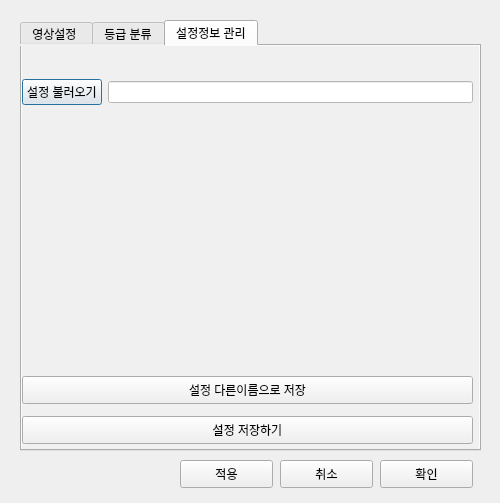
Qt form setting_dialog.ui (yi1397/Image-processing-eel-sorter) before a commit.
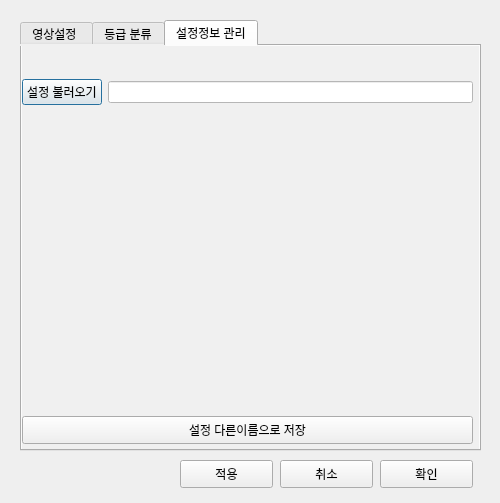
The same form after that commit. The open tabs and pages were chosen to show the change.

Commit message: 설정파일 저장기능

```diff
--- a/setting_dialog.ui
+++ b/setting_dialog.ui
@@ -272,24 +272,11 @@
       </item>
      </layout>
     </widget>
-    <widget class="QPushButton" name="pushButton_2">
-     <property name="geometry">
-      <rect>
-       <x>0</x>
-       <y>370</y>
-       <width>451</width>
-       <height>28</height>
-      </rect>
-     </property>
-     <property name="text">
-      <string>설정 저장하기</string>
-     </property>
-    </widget>
     <widget class="QPushButton" name="pushButton_6">
      <property name="geometry">
       <rect>
        <x>0</x>
-       <y>330</y>
+       <y>370</y>
        <width>451</width>
        <height>28</height>
       </rect>
```
Left out of the diff: 2 changed lines with no effect on the pictures. The commit also changes 7 other files.
